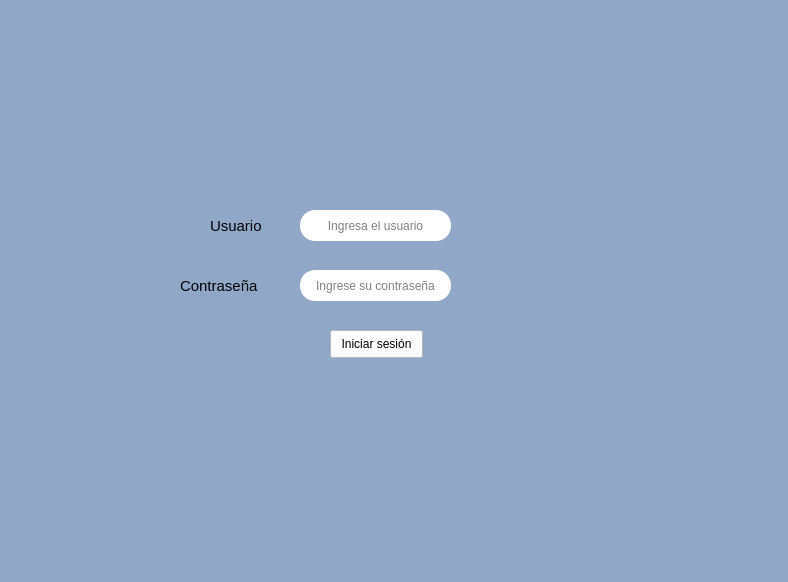
First picture: the form in proyecto.ui, repository Frakinatra/topicos-desarollo, before the edit.
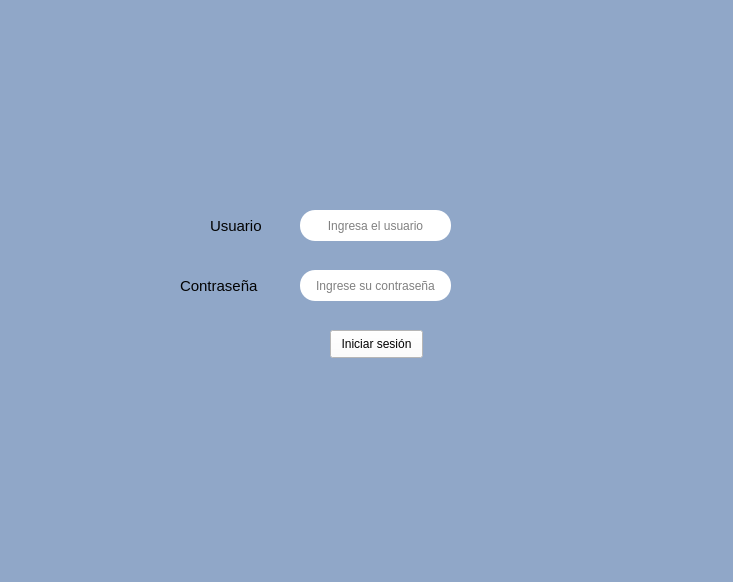
Second picture: the form after the edit. Icons and pictures are not drawn.

Commit message: logo y contraseña cifrada

```diff
--- a/proyecto.ui
+++ b/proyecto.ui
@@ -6,7 +6,7 @@
    <rect>
     <x>0</x>
     <y>0</y>
-    <width>788</width>
+    <width>733</width>
     <height>582</height>
    </rect>
   </property>
```
Left out of the diff: 3 changed lines with no effect on the pictures.
